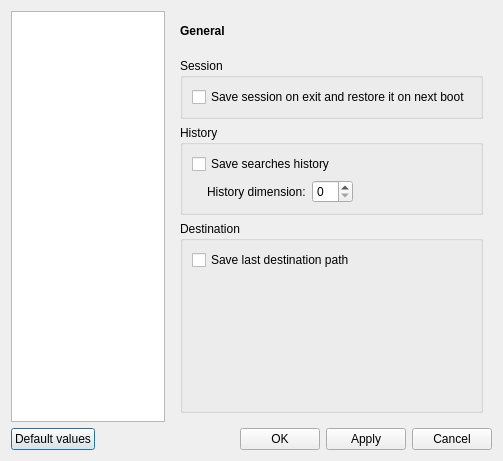
The window that src/grooveoff/ConfigDialog.ui (gcala/grooveoff) describes before a commit, drawn with Qt 5.
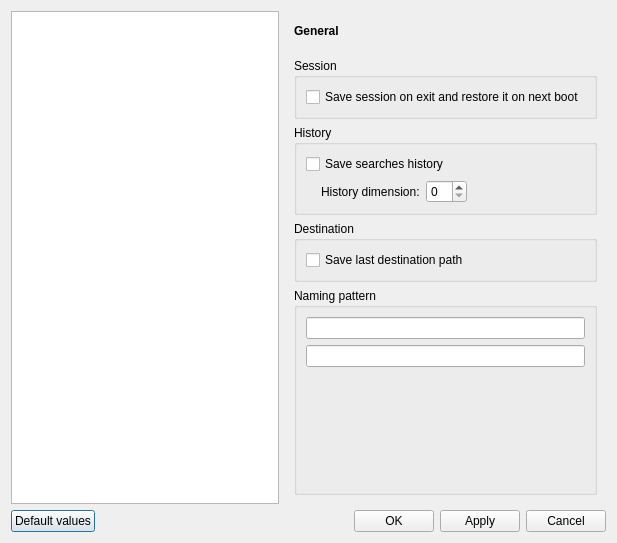
The same window after the commit. Custom widgets are drawn as their Qt base class.

Commit message: Naming tool Now it is possible to customize the name of downloaded tracks

What changed in the file:
```diff
--- a/src/grooveoff/ConfigDialog.ui
+++ b/src/grooveoff/ConfigDialog.ui
@@ -6,8 +6,8 @@
    <rect>
     <x>0</x>
     <y>0</y>
-    <width>503</width>
-    <height>461</height>
+    <width>617</width>
+    <height>543</height>
    </rect>
   </property>
   <property name="windowTitle">
@@ -172,6 +172,21 @@
               </property>
              </widget>
             </item>
+           </layout>
+          </widget>
+         </item>
+         <item>
+          <widget class="QGroupBox" name="groupBox_7">
+           <property name="title">
+            <string>Naming pattern</string>
+           </property>
+           <layout class="QVBoxLayout" name="verticalLayout_10">
+            <item>
+             <widget class="NamingSchema" name="m_nowPlayingText"/>
+            </item>
+            <item>
+             <widget class="NamingElements" name="m_tagListWidget"/>
+            </item>
             <item>
              <spacer name="verticalSpacer">
               <property name="orientation">
@@ -179,8 +194,8 @@
               </property>
               <property name="sizeHint" stdset="0">
                <size>
-                <width>235</width>
-                <height>18</height>
+                <width>20</width>
+                <height>40</height>
                </size>
               </property>
              </spacer>
@@ -430,6 +445,18 @@
    </item>
   </layout>
  </widget>
+ <customwidgets>
+  <customwidget>
+   <class>NamingSchema</class>
+   <extends>QLineEdit</extends>
+   <header location="global">widgets/NamingSchema.h</header>
+  </customwidget>
+  <customwidget>
+   <class>NamingElements</class>
+   <extends>QLineEdit</extends>
+   <header location="global">widgets/NamingElements.h</header>
+  </customwidget>
+ </customwidgets>
  <resources/>
  <connections/>
 </ui>
```
The commit also changes 12 other files.
